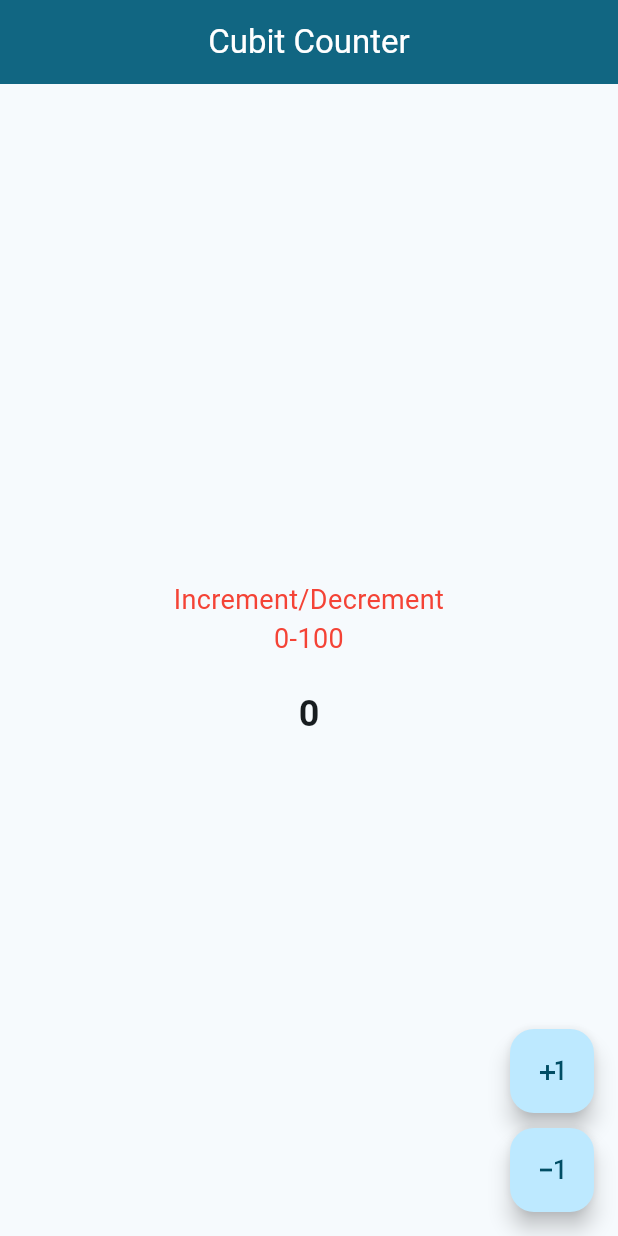
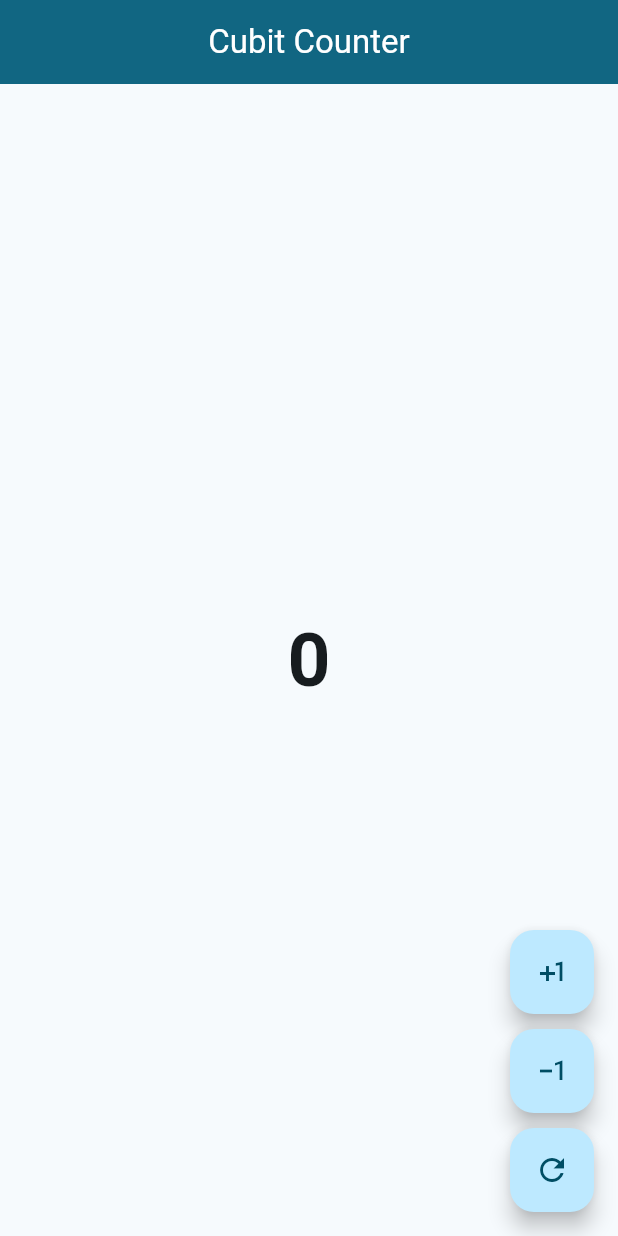
Before and after one commit to MariemAbdi/Bloc-Cubit-Practice, a Flutter app: the screen it shows after launch, after a tap on the "plus one" icon, after a tap on the "exposure minus 1" icon, on a phone screen of 412 x 824 dp. Run offline on Flutter 3.47's test engine with Material 3 defaults, Android fonts, the phone set to English and light mode, and no system bars; our stand-ins replace bloc, equatable, flutter_bloc.

Commit message:
Added reset button

```diff
--- a/lib/constants.dart
+++ b/lib/constants.dart
@@ -1,5 +1,5 @@
 class Constants{
-  static const String defaultMessage = "Increment/Decrement\n0-100";
+  static const String defaultMessage = "";
   static const String upperLimitMessage = "Can't Go Above 100";
   static const String lowerLimitMessage = "Can't Be Less Than 0";
 }
--- a/lib/cubit/counter_cubit_state.dart
+++ b/lib/cubit/counter_cubit_state.dart
@@ -1,31 +1,34 @@
 import 'package:bloc/bloc.dart';
 import 'package:flutter/material.dart';
 import 'package:state_management_cubit/constants.dart';
-import 'package:state_management_cubit/models/counter_model.dart';
+import 'package:state_management_cubit/cubit/counter_state.dart';
 
-class CounterCubit extends Cubit<Counter> {
-  CounterCubit() : super(const Counter(0, Constants.defaultMessage));
+class CounterCubit extends Cubit<CounterState> {
+  CounterCubit() : super(const CounterState());
 
   void increment() {
-    if(state.counter < 100){
-      emit(Counter(state.counter + 1, Constants.defaultMessage));
-    }else{
-      emit(Counter(state.counter,Constants.upperLimitMessage));
+    if (state.counter < 100) {
+      emit(CounterState(counter: state.counter + 1, message: Constants.defaultMessage));
+    } else {
+      emit(CounterState(counter: state.counter, message: Constants.upperLimitMessage));
     }
   }
 
   void decrement() {
-    if(state.counter > 0){
-      emit(Counter(state.counter - 1,  Constants.defaultMessage));
-    }else{
-      emit(Counter(state.counter, Constants.lowerLimitMessage));
+    if (state.counter > 0) {
+      emit(CounterState(counter: state.counter - 1, message: Constants.defaultMessage));
+    } else {
+      emit(CounterState(counter: state.counter, message: Constants.lowerLimitMessage));
     }
   }
 
+  void reset(){
+    emit(const CounterState());
+  }
   @override
-  void onChange(Change<Counter> change) {
+  void onChange(Change<CounterState> change) {
     super.onChange(change);
-    debugPrint("Counter changed from ${change.currentState} to ${change.nextState}");
+    debugPrint("Counter changed from ${change.currentState.props[0]} to ${change.nextState.props[0]}");
   }
 
   @override
--- a/lib/models/counter_model.dart
+++ b/lib/cubit/counter_state.dart
@@ -1,13 +1,15 @@
 import 'package:equatable/equatable.dart';
+
+import '../constants.dart';
 
 ///By implementing Equatable, Flutter will only trigger UI rebuilds when the state
 ///properties actually change, preventing unnecessary updates.
-class Counter extends Equatable{
+
+class CounterState extends Equatable {
   final int counter;
   final String message;
 
-  const Counter(this.counter, this.message);
-
+  const CounterState({this.counter = 0, this.message = Constants.defaultMessage});
   @override
-  List<Object?> get props => [counter,message];
+  List<Object?> get props => [counter, message];
 }
--- a/lib/widgets/buttons.dart
+++ b/lib/widgets/buttons.dart
@@ -11,14 +11,19 @@ class Buttons extends StatelessWidget {
     return Column(
       mainAxisAlignment: MainAxisAlignment.end,
       children: [
-        FloatingActionButton(//add increase
-          onPressed: () => cubit.increment(),
+        FloatingActionButton(
+          onPressed: cubit.increment,
           child: const Icon(Icons.plus_one),
         ),
         const SizedBox(height: 10),
-        FloatingActionButton(//add increase
-          onPressed: () => cubit.decrement(),
+        FloatingActionButton(
+          onPressed: cubit.decrement,
           child: const Icon(Icons.exposure_minus_1),
+        ),
+        const SizedBox(height: 10),
+        FloatingActionButton(
+          onPressed: cubit.reset,
+          child: const Icon(Icons.refresh),
         ),
       ],
     );
--- a/lib/widgets/counter_widget.dart
+++ b/lib/widgets/counter_widget.dart
@@ -2,7 +2,7 @@ import 'package:flutter/material.dart';
 import 'package:flutter_bloc/flutter_bloc.dart';
 
 import '../cubit/counter_cubit_state.dart';
-import '../models/counter_model.dart';
+import '../cubit/counter_state.dart';
 
 class CounterWidget extends StatelessWidget {
   const CounterWidget({Key? key}) : super(key: key);
@@ -12,7 +12,7 @@ class CounterWidget extends StatelessWidget {
     ///CAN USE THIS AND REMOVE THE BUILDER
     ///final cubit = context.watch<CounterCubit>().state;
     ///cubit.message | cubit.counter
-    return BlocBuilder<CounterCubit, Counter>(
+    return BlocBuilder<CounterCubit, CounterState>(
       //This ensures that the widget rebuilds only when the counter value changes,
       //ignoring changes to other state properties.
       buildWhen: (previous, current) => previous != current,
@@ -21,9 +21,9 @@ class CounterWidget extends StatelessWidget {
           child: Column(
             mainAxisAlignment: MainAxisAlignment.center,
             children: [
-              Text(state.message, style: const TextStyle(fontSize: 18, color: Colors.red), textAlign: TextAlign.center),
-              const SizedBox(height: 20),
-              Text("${state.counter}", style: const TextStyle(fontSize: 24, fontWeight: FontWeight.bold)),
+              Text("${state.counter}", style: const TextStyle(fontSize: 50, fontWeight: FontWeight.bold)),
+              if(state.message.isNotEmpty)
+                Text(state.message, style: const TextStyle(fontSize: 18, color: Colors.red), textAlign: TextAlign.center),
             ],
           ),
         );
```
Also changed, not shown: lib/to_do.dart (+9 -0 lines), pubspec.yaml (+0 -20 lines).
